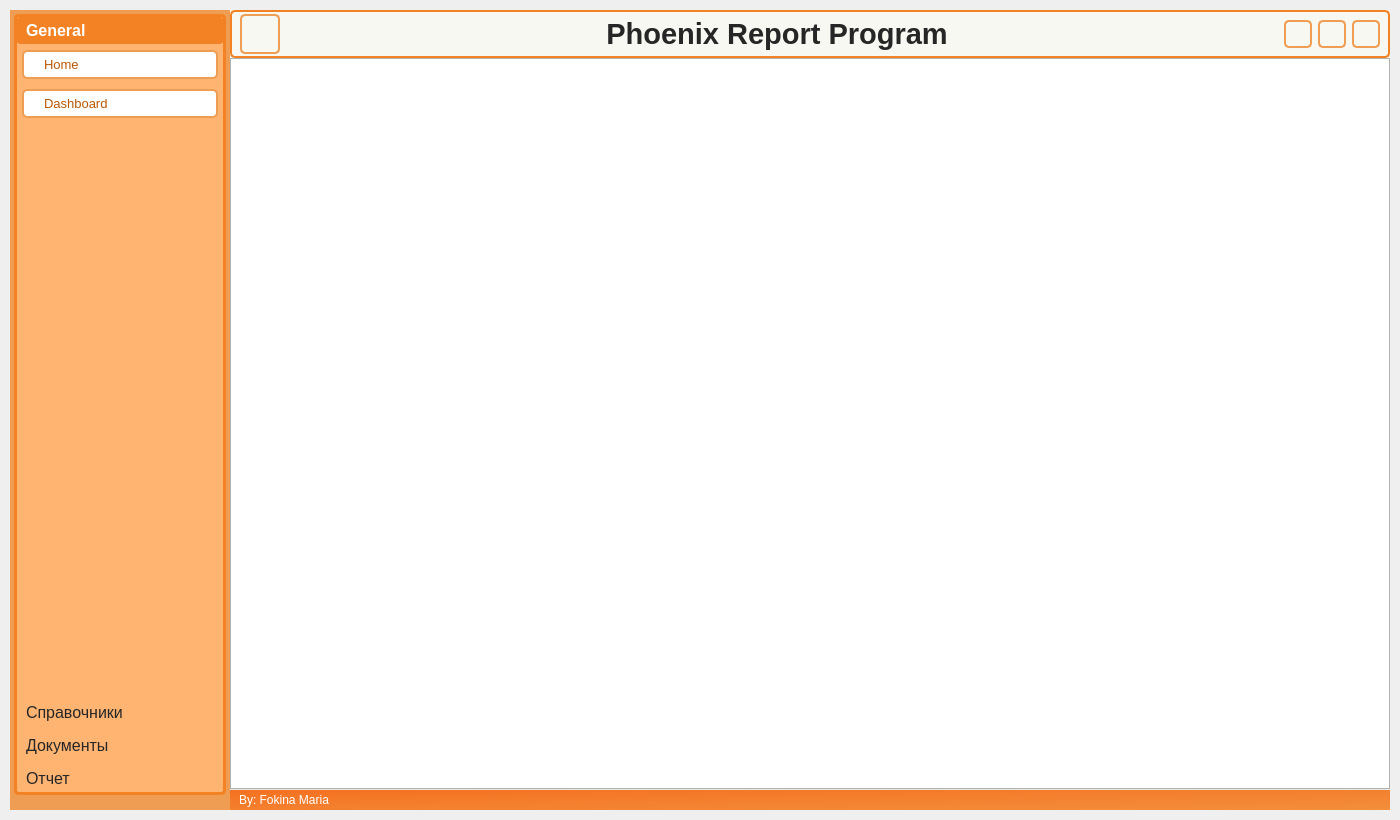
First picture: the form in wind/main_window.ui, repository Masik84/Daily_Report_QT, before the edit.
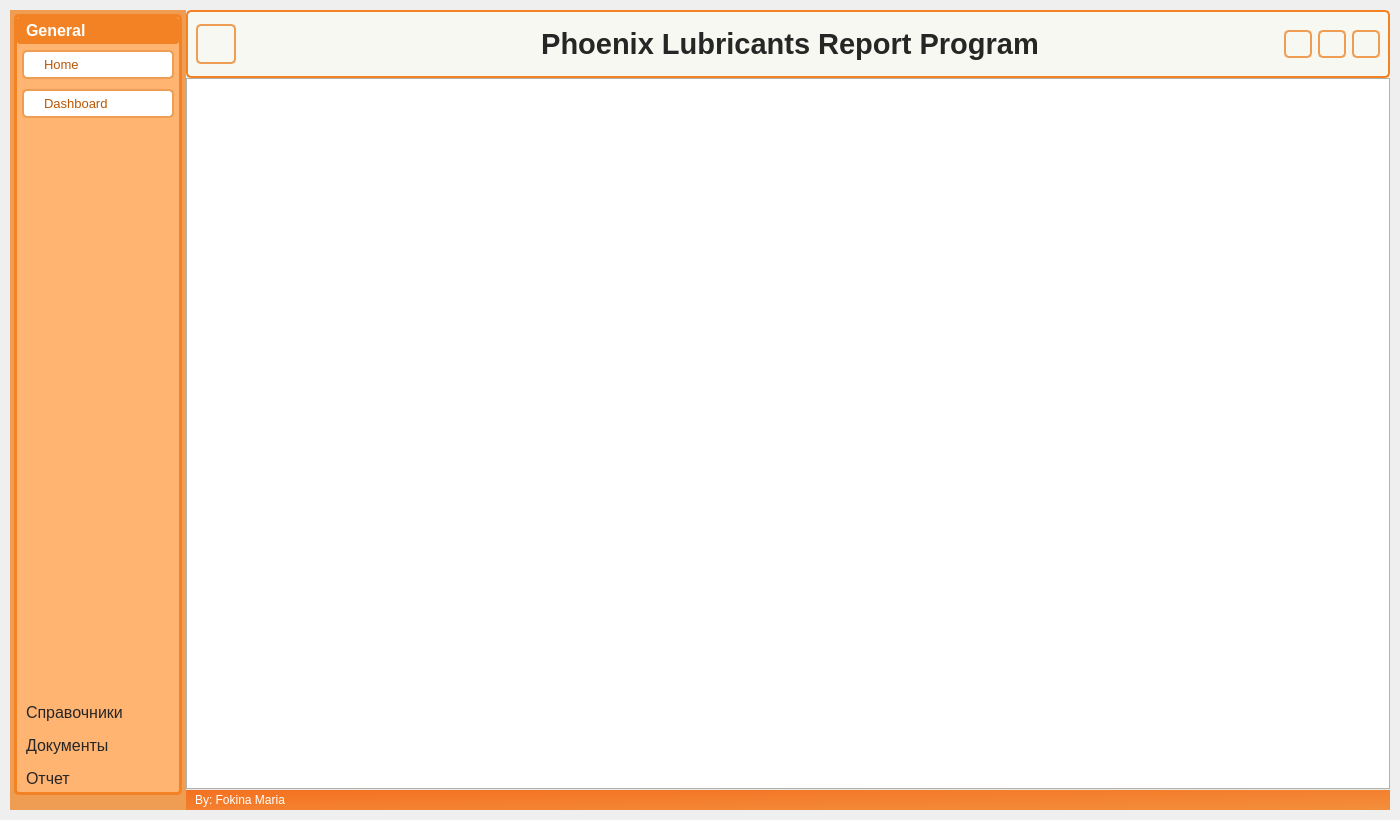
Second picture: the form after the edit. Icons and pictures are not drawn.

What changed in the file:
```diff
--- a/wind/main_window.ui
+++ b/wind/main_window.ui
@@ -842,6 +842,43 @@
              </property>
             </spacer>
            </item>
+           <item>
+            <widget class="QWidget" name="widget" native="true">
+             <property name="minimumSize">
+              <size>
+               <width>70</width>
+               <height>0</height>
+              </size>
+             </property>
+             <layout class="QVBoxLayout" name="verticalLayout_5">
+              <item>
+               <widget class="QLabel" name="label">
+                <property name="minimumSize">
+                 <size>
+                  <width>50</width>
+                  <height>50</height>
+                 </size>
+                </property>
+                <property name="maximumSize">
+                 <size>
+                  <width>50</width>
+                  <height>60</height>
+                 </size>
+                </property>
+                <property name="text">
+                 <string/>
+                </property>
+                <property name="pixmap">
+                 <pixmap resource="resource.qrc">:/image/logo/лого_капля.ico</pixmap>
+                </property>
+                <property name="scaledContents">
+                 <bool>true</bool>
+                </property>
+               </widget>
+              </item>
+             </layout>
+            </widget>
+           </item>
            <item alignment="Qt::AlignmentFlag::AlignHCenter">
             <widget class="QLabel" name="label_prog_name">
              <property name="minimumSize">
@@ -864,7 +901,7 @@
               </font>
              </property>
              <property name="text">
-              <string>Phoenix Report Program</string>
+              <string>Phoenix Lubricants Report Program</string>
              </property>
              <property name="alignment">
               <set>Qt::AlignmentFlag::AlignCenter</set>
```
